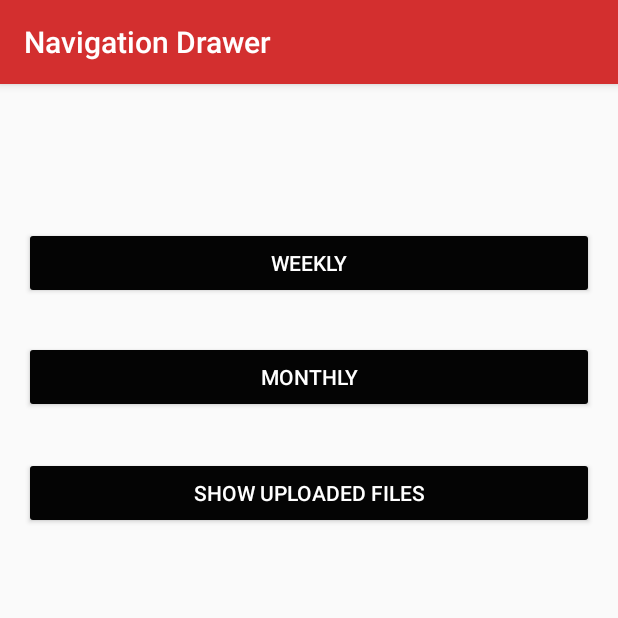
After one commit to KiritiVelivela/NavigationDrawer, an Android app: the PdfMain screen opened directly, with no data from a screen before it, on a phone screen of 412 x 824 dp, the top half of it. The commit adds this screen. Run offline under Robolectric (Android 15) with nearby library versions, the phone set to English and light mode, and no system bars; network calls fail.

```diff
--- a/app/build.gradle
+++ b/app/build.gradle
@@ -29,6 +29,8 @@ dependencies {
     compile 'com.android.support:appcompat-v7:24.0.0-beta1'
     compile 'com.android.support:design:24.2.1'
     compile 'com.android.support:support-v4:24.0.0-beta1'
+
+    compile 'com.android.support:cardview-v7:24.0.0'
     compile 'com.android.volley:volley:1.0.0'
     compile 'com.amitshekhar.android:android-networking:0.2.0'
     compile 'com.github.bumptech.glide:glide:3.7.0'
--- /dev/null
+++ b/app/src/main/java/info/androidhive/navigationdrawer/activity/PdfMain.java
@@ -0,0 +1,53 @@
+package info.androidhive.navigationdrawer.activity;
+
+import android.content.Intent;
+import android.support.v7.app.AppCompatActivity;
+import android.os.Bundle;
+import android.view.View;
+import android.widget.Button;
+import android.widget.EditText;
+import android.widget.TextView;
+
+import info.androidhive.navigationdrawer.R;
+
+public class PdfMain extends AppCompatActivity implements View.OnClickListener {
+
+    Button buttonChooseFile;
+    Button buttonUploadFile;
+    TextView textViewFilePath;
+    EditText editTextFileName;
+    Button buttonNext;
+
+    String filePath;
+
+
+    @Override
+    protected void onCreate(Bundle savedInstanceState) {
+        super.onCreate(savedInstanceState);
+        setContentView(R.layout.activity_pdf_main);
+        buttonChooseFile = (Button) findViewById(R.id.buttonChooseFile);
+        buttonUploadFile = (Button) findViewById(R.id.buttonUploadFile);
+        buttonNext = (Button) findViewById(R.id.buttonNext);
+
+        buttonChooseFile.setOnClickListener(this);
+        buttonUploadFile.setOnClickListener(this);
+        buttonNext.setOnClickListener(this);
+    }
+
+    @Override
+    public void onClick(View view) {
+        int id = view.getId();
+
+        switch (id) {
+            case R.id.buttonChooseFile:
+                startActivity(new Intent(this, Uploadmonthly.class));
+                break;
+            case R.id.buttonUploadFile:
+                startActivity(new Intent(this, UploadWeekly.class));
+                break;
+            case R.id.buttonNext:
+                startActivity(new Intent(this, UploadedPDFs.class));
+                break;
+        }
+    }
+}
--- /dev/null
+++ b/app/src/main/res/layout/activity_pdf_main.xml
@@ -0,0 +1,41 @@
+<?xml version="1.0" encoding="utf-8"?>
+<RelativeLayout xmlns:android="http://schemas.android.com/apk/res/android"
+    xmlns:app="http://schemas.android.com/apk/res-auto"
+    xmlns:tools="http://schemas.android.com/tools"
+    android:layout_width="match_parent"
+    android:layout_height="match_parent"
+    android:paddingBottom="@dimen/activity_vertical_margin"
+    android:paddingLeft="@dimen/activity_horizontal_margin"
+    android:paddingRight="@dimen/activity_horizontal_margin"
+    android:paddingTop="@dimen/activity_vertical_margin"
+    tools:context="info.androidhive.navigationdrawer.activity.PdfMain">
+
+    <Button style="@style/Base.Widget.AppCompat.Button.Colored"
+        android:layout_width="match_parent"
+        android:layout_height="wrap_content"
+        android:text="Monthly"
+        android:id="@+id/buttonChooseFile"
+        android:layout_marginTop="28dp"
+        android:layout_below="@+id/buttonUploadFile"
+         />
+
+    <Button style="@style/Base.Widget.AppCompat.Button.Colored"
+        android:layout_width="match_parent"
+        android:layout_height="wrap_content"
+        android:text="Weekly"
+        android:id="@+id/buttonUploadFile"
+        android:layout_marginTop="79dp"
+        android:layout_alignParentTop="true"
+         />
+
+    <Button style="@style/Base.Widget.AppCompat.Button.Colored"
+        android:layout_width="match_parent"
+        android:layout_height="wrap_content"
+        android:text="Show Uploaded Files"
+        android:id="@+id/buttonNext"
+        android:layout_marginTop="29dp"
+        android:layout_below="@+id/buttonChooseFile"
+         />
+
+
+</RelativeLayout>
--- a/app/src/main/res/menu/activity_main_drawer.xml
+++ b/app/src/main/res/menu/activity_main_drawer.xml
@@ -22,6 +22,10 @@
                 android:id="@+id/nav_blacklist"
                 android:title="@string/blacklist"
                 android:visible="true"/>
+            <item
+                android:id="@+id/nav_pdf"
+                android:title="@string/pdf"
+                android:visible="false"/>
 
         </menu>
     </item>
--- a/app/src/main/res/values/strings.xml
+++ b/app/src/main/res/values/strings.xml
@@ -30,7 +30,9 @@
     <string name="action_mark_all_read">Mark All as Read</string>
     <string name="privacy_policy">Directory</string>
     <string name="blacklist">Blacklist</string>
+    <string name="pdf">Generate PDF</string>
     <string name="title_activity_detail">Detail</string>
     <string name="textview">TextView</string>
+    <string name="title_activity_uploaded_pdfs">UploadedPDFs</string>
 
 </resources>
```
Also changed, not shown: app/src/main/AndroidManifest.xml (+7 -0 lines), app/src/main/java/info/androidhive/navigationdrawer/activity/MainActivity.java (+7 -0 lines), app/src/main/java/info/androidhive/navigationdrawer/activity/UploadWeekly.java (added, +139 -0 lines), app/src/main/java/info/androidhive/navigationdrawer/activity/UploadedPDFs.java (added, +141 -0 lines), app/src/main/java/info/androidhive/navigationdrawer/activity/Uploadmonthly.java (added, +138 -0 lines), app/src/main/java/info/androidhive/navigationdrawer/other/Config.java (added, +13 -0 lines), app/src/main/java/info/androidhive/navigationdrawer/other/PDF.java (added, +28 -0 lines), app/src/main/java/info/androidhive/navigationdrawer/other/PDFAdapter.java (added, +60 -0 lines), app/src/main/res/layout/activity_uploaded_notes.xml (added, +33 -0 lines), app/src/main/res/layout/content_uploaded_pdfs.xml (added, +11 -0 lines), app/src/main/res/layout/list_layout.xml (added, +30 -0 lines).
